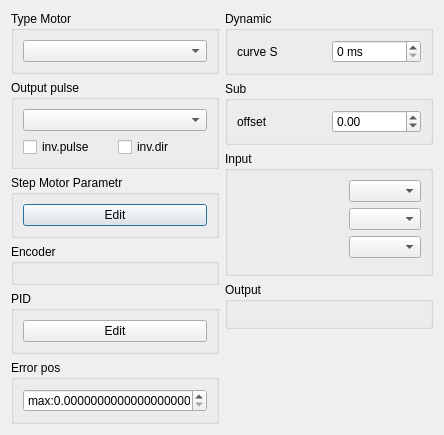
Before: the Qt Designer form widget/wlaxiswidget.ui in WladimirN/wlmill-beta-wn, drawn with Qt 5.
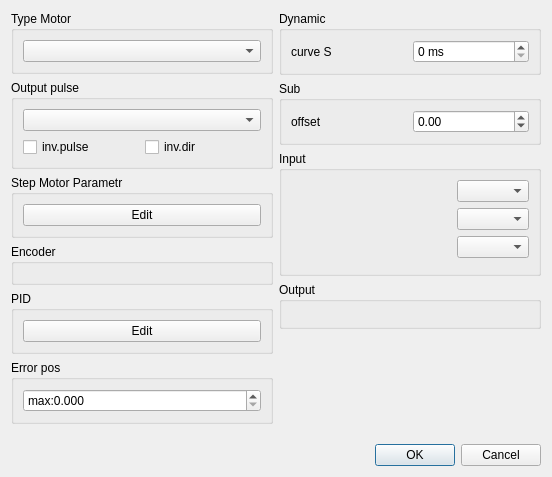
After: the same form once the commit is applied. Custom widgets are drawn as their Qt base class.

Patch:
```diff
--- a/widget/wlaxiswidget.ui
+++ b/widget/wlaxiswidget.ui
@@ -6,8 +6,8 @@
    <rect>
     <x>0</x>
     <y>0</y>
-    <width>444</width>
-    <height>425</height>
+    <width>552</width>
+    <height>477</height>
    </rect>
   </property>
   <property name="windowTitle">
@@ -110,7 +110,7 @@
            <string notr="true">max:</string>
           </property>
           <property name="decimals">
-           <number>20</number>
+           <number>3</number>
           </property>
           <property name="maximum">
            <double>10000000.000000000000000</double>
@@ -295,6 +295,29 @@
      </item>
     </layout>
    </item>
+   <item row="1" column="0">
+    <spacer name="horizontalSpacer">
+     <property name="orientation">
+      <enum>Qt::Horizontal</enum>
+     </property>
+     <property name="sizeHint" stdset="0">
+      <size>
+       <width>40</width>
+       <height>20</height>
+      </size>
+     </property>
+    </spacer>
+   </item>
+   <item row="1" column="1">
+    <widget class="QDialogButtonBox" name="buttonBox">
+     <property name="standardButtons">
+      <set>QDialogButtonBox::Cancel|QDialogButtonBox::Ok</set>
+     </property>
+     <property name="centerButtons">
+      <bool>false</bool>
+     </property>
+    </widget>
+   </item>
   </layout>
  </widget>
  <customwidgets>
```
Left out of the diff: 35 changed lines with no effect on the pictures.
